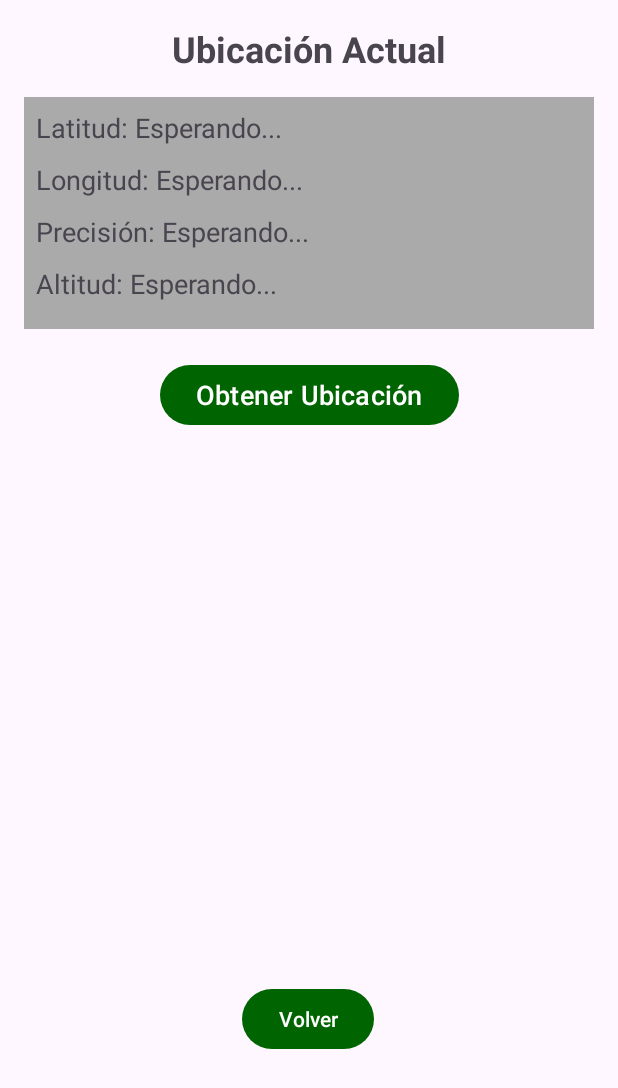
After one commit to Albertlp93/ProjectGame, an Android app: the UserDataPag screen opened directly, with no data from a screen before it, on a phone screen of 412 x 824 dp. The commit adds this screen. Shown: the top 1088 px of the screen. Run offline under Robolectric (Android 15) with nearby library versions, the phone set to English and light mode, and no system bars.

Commit message:
Ubicacion - layouts y logica

```diff
--- a/app/src/main/AndroidManifest.xml
+++ b/app/src/main/AndroidManifest.xml
@@ -53,6 +53,9 @@
             android:name=".HistoricalPag"
             android:exported="false" />
         <activity
+            android:name=".UserDataPag"
+            android:exported="false" />
+        <activity
             android:name=".gamePag"
             android:exported="false" />
 
--- a/app/src/main/java/com/projectgame/projectgame/GameActivity.java
+++ b/app/src/main/java/com/projectgame/projectgame/GameActivity.java
@@ -4,7 +4,7 @@ import android.content.Intent;
 import android.net.Uri;
 import android.os.Bundle;
 
-import androidx.activity.EdgeToEdge;
+//import androidx.activity.EdgeToEdge;
 import androidx.appcompat.app.AppCompatActivity;
 import androidx.core.graphics.Insets;
 import androidx.core.view.ViewCompat;
--- a/app/src/main/java/com/projectgame/projectgame/HistoricalPag.java
+++ b/app/src/main/java/com/projectgame/projectgame/HistoricalPag.java
@@ -28,6 +28,7 @@ public class HistoricalPag extends AppCompatActivity {
         //INICIALIZACIONES
         dbHelper = new BaseDeDatosHelper(this);
         int puntuacion = getIntent().getIntExtra("puntuacion", 0);
+
         //INICIALIZAR BOTONES
         Button buttonVolver = findViewById(R.id.buttonVolver);
 
--- /dev/null
+++ b/app/src/main/java/com/projectgame/projectgame/UserDataPag.java
@@ -0,0 +1,154 @@
+package com.projectgame.projectgame;
+
+import android.Manifest;
+import android.annotation.SuppressLint;
+import android.content.Intent;
+import android.content.pm.PackageManager;
+import android.location.Location;
+import android.os.Bundle;
+import android.widget.Button;
+import android.widget.TextView;
+import android.widget.Toast;
+import androidx.annotation.NonNull;
+import androidx.appcompat.app.AppCompatActivity;
+import androidx.core.app.ActivityCompat;
+import com.google.android.gms.location.FusedLocationProviderClient;
+import com.google.android.gms.location.LocationCallback;
+import com.google.android.gms.location.LocationRequest;
+import com.google.android.gms.location.LocationResult;
+import com.google.android.gms.location.LocationServices;
+
+public class UserDataPag extends AppCompatActivity {
+
+    //ATRIBUTOS
+    private Button buttonVolver, btnObtenerUbicacion;
+    private TextView latitudText, longitudText, precisionText, altitudText;
+    private String nombreUsuario;
+    private FusedLocationProviderClient fusedLocationProviderClient;  //Ubicacion del cliente
+    private static final int LOCATION_PERMISSION_REQUEST_CODE = 1001; //Solicitud de permisos
+
+    @Override
+    protected void onCreate(Bundle savedInstanceState) {
+        super.onCreate(savedInstanceState);
+
+        // LAYOUT
+        setContentView(R.layout.activity_userdata_pag);
+
+        //INICIALIZAR BOTONES
+        buttonVolver = findViewById(R.id.buttonVolver);
+        btnObtenerUbicacion = findViewById(R.id.btnObtenerUbicacion);
+
+        //INICIALIZAR CAMPOS
+        latitudText = findViewById(R.id.latitudText);
+        longitudText = findViewById(R.id.longitudText);
+        precisionText = findViewById(R.id.precisionText);
+        altitudText = findViewById(R.id.altitudText);
+
+        //OBTENER - Nombre Usuario
+        nombreUsuario = getIntent().getStringExtra("nombreUsuario");
+
+        // Inicializar el cliente de ubicación
+        fusedLocationProviderClient = LocationServices.getFusedLocationProviderClient(this);
+
+        //BOTON - VOLVER
+        buttonVolver.setOnClickListener(v -> {
+            Intent intent = new Intent(UserDataPag.this, ThirdPag.class);
+            intent.putExtra("nombreUsuario", nombreUsuario);
+            startActivity(intent);
+            finish();
+        });
+
+        //BOTON - OBTENER UBICACION
+        btnObtenerUbicacion.setOnClickListener(v -> obtenerUbicacion());
+    }
+
+    //METODO - OBTENER UBICACION
+    private void obtenerUbicacion() {
+
+        //Verificar permisos
+        if (ActivityCompat.checkSelfPermission(this, Manifest.permission.ACCESS_FINE_LOCATION) != PackageManager.PERMISSION_GRANTED &&
+                ActivityCompat.checkSelfPermission(this, Manifest.permission.ACCESS_COARSE_LOCATION) != PackageManager.PERMISSION_GRANTED) {
+
+            //Solicitar permisos
+            ActivityCompat.requestPermissions(this,
+                    new String[]{Manifest.permission.ACCESS_FINE_LOCATION, Manifest.permission.ACCESS_COARSE_LOCATION},
+                    LOCATION_PERMISSION_REQUEST_CODE);
+            return;
+        }
+
+        //Obtener la última ubicación conocida
+        fusedLocationProviderClient.getLastLocation().addOnSuccessListener(this, location -> {
+            if (location != null) {
+                actualizarUIConUbicacion(location);
+            }
+            else { //Si no hay última ubicación, realiza una solicitud activa
+                solicitarNuevaUbicacion();
+            }
+        }).addOnFailureListener(e -> {
+            Toast.makeText(this, "No se pudo obtener la ubicación", Toast.LENGTH_SHORT).show();
+        });
+    }
+
+    //METODO - OBTENER NUEVA UBICACION
+    private void solicitarNuevaUbicacion() {
+        //Verificar permisos
+        if (ActivityCompat.checkSelfPermission(this, Manifest.permission.ACCESS_FINE_LOCATION) != PackageManager.PERMISSION_GRANTED &&
+                ActivityCompat.checkSelfPermission(this, Manifest.permission.ACCESS_COARSE_LOCATION) != PackageManager.PERMISSION_GRANTED) {
+
+            //Si los permisos no han sido otorgados, solicita los permisos necesarios
+            ActivityCompat.requestPermissions(this,
+                    new String[]{Manifest.permission.ACCESS_FINE_LOCATION, Manifest.permission.ACCESS_COARSE_LOCATION},
+                    LOCATION_PERMISSION_REQUEST_CODE);
+            return;
+        }
+
+        //Crear solicitud de ubicación
+        LocationRequest locationRequest = LocationRequest.create()
+                .setPriority(LocationRequest.PRIORITY_HIGH_ACCURACY)
+                .setInterval(10000)
+                .setFastestInterval(5000);
+
+        //Actualizaciones de ubicación
+        fusedLocationProviderClient.requestLocationUpdates(locationRequest, new LocationCallback() {
+            @Override
+            public void onLocationResult(@NonNull LocationResult locationResult) {
+                Location location = locationResult.getLastLocation();
+                if (location != null) {
+                    actualizarUIConUbicacion(location);
+                    fusedLocationProviderClient.removeLocationUpdates(this); // Detener actualizaciones
+                }
+                else {
+                    Toast.makeText(UserDataPag.this, "No se pudo obtener la ubicación activa", Toast.LENGTH_SHORT).show();
+                }
+            }
+        }, getMainLooper());
+    }
+
+    @SuppressLint("SetTextI18n")
+    private void actualizarUIConUbicacion(Location location) {
+        latitudText.setText("Latitud: " + location.getLatitude());
+        longitudText.setText("Longitud: " + location.getLongitude());
+        precisionText.setText("Precisión: " + location.getAccuracy() + " metros");
+        altitudText.setText("Altitud: " + location.getAltitude() + " metros");
+
+        //Guardar ubicación en la base de datos
+        BaseDeDatosHelper dbHelper = new BaseDeDatosHelper(this);
+        dbHelper.insertarUbicacion(location.getLatitude(), location.getLongitude(), obtenerIdUsuario(nombreUsuario));
+    }
+
+    @Override
+    public void onRequestPermissionsResult(int requestCode, @NonNull String[] permissions, @NonNull int[] grantResults) {
+        super.onRequestPermissionsResult(requestCode, permissions, grantResults);
+        if (requestCode == LOCATION_PERMISSION_REQUEST_CODE) {
+            if (grantResults.length > 0 && grantResults[0] == PackageManager.PERMISSION_GRANTED) {
+                obtenerUbicacion();
+            } else {
+                Toast.makeText(this, "Permiso de ubicación denegado", Toast.LENGTH_SHORT).show();
+            }
+        }
+    }
+
+    private int obtenerIdUsuario(String nombreUsuario) {
+        return 1;
+    }
+}
--- /dev/null
+++ b/app/src/main/res/layout/activity_userdata_pag.xml
@@ -0,0 +1,97 @@
+<?xml version="1.0" encoding="utf-8"?>
+<androidx.constraintlayout.widget.ConstraintLayout
+    xmlns:android="http://schemas.android.com/apk/res/android"
+    xmlns:app="http://schemas.android.com/apk/res-auto"
+    android:layout_width="match_parent"
+    android:layout_height="match_parent"
+    android:padding="16dp">
+
+    <!-- Título de la pantalla -->
+    <TextView
+        android:id="@+id/ubicacionTitle"
+        android:layout_width="wrap_content"
+        android:layout_height="wrap_content"
+        android:text="Ubicación Actual"
+        android:textSize="24sp"
+        android:textStyle="bold"
+        android:gravity="center"
+        app:layout_constraintTop_toTopOf="parent"
+        app:layout_constraintStart_toStartOf="parent"
+        app:layout_constraintEnd_toEndOf="parent"
+        app:layout_constraintBottom_toTopOf="@id/infoLinearLayout" />
+
+    <!-- LinearLayout para latitud, longitud, precisión y altitud -->
+    <LinearLayout
+        android:id="@+id/infoLinearLayout"
+        android:layout_width="0dp"
+        android:layout_height="wrap_content"
+        android:orientation="vertical"
+        android:padding="8dp"
+        android:background="@android:color/darker_gray"
+        android:layout_marginTop="16dp"
+        app:layout_constraintTop_toBottomOf="@id/ubicacionTitle"
+        app:layout_constraintStart_toStartOf="parent"
+        app:layout_constraintEnd_toEndOf="parent">
+
+        <!-- Mostrar la Latitud -->
+        <TextView
+            android:id="@+id/latitudText"
+            android:layout_width="wrap_content"
+            android:layout_height="wrap_content"
+            android:text="Latitud: Esperando..."
+            android:textSize="18sp"
+            android:layout_marginBottom="10dp" />
+
+        <!-- Mostrar la Longitud -->
+        <TextView
+            android:id="@+id/longitudText"
+            android:layout_width="wrap_content"
+            android:layout_height="wrap_content"
+            android:text="Longitud: Esperando..."
+            android:textSize="18sp"
+            android:layout_marginBottom="10dp" />
+
+        <!-- Mostrar la Precisión -->
+        <TextView
+            android:id="@+id/precisionText"
+            android:layout_width="wrap_content"
+            android:layout_height="wrap_content"
+            android:text="Precisión: Esperando..."
+            android:textSize="18sp"
+            android:layout_marginBottom="10dp" />
+
+        <!-- Mostrar la Altitud -->
+        <TextView
+            android:id="@+id/altitudText"
+            android:layout_width="wrap_content"
+            android:layout_height="wrap_content"
+            android:text="Altitud: Esperando..."
+            android:textSize="18sp"
+            android:layout_marginBottom="10dp" />
+    </LinearLayout>
+
+    <!-- Botón para obtener la ubicación -->
+    <Button
+        android:id="@+id/btnObtenerUbicacion"
+        android:layout_width="wrap_content"
+        android:layout_height="wrap_content"
+        android:text="Obtener Ubicación"
+        android:textSize="18sp"
+        android:layout_marginTop="20dp"
+        app:layout_constraintTop_toBottomOf="@id/infoLinearLayout"
+        app:layout_constraintStart_toStartOf="parent"
+        app:layout_constraintEnd_toEndOf="parent" />
+
+    <!-- Botón para volver a ThirdPag -->
+    <Button
+        android:id="@+id/buttonVolver"
+        android:layout_width="wrap_content"
+        android:layout_height="wrap_content"
+        android:layout_marginTop="368dp"
+        android:text="@string/btn_regresar"
+        app:layout_constraintEnd_toEndOf="parent"
+        app:layout_constraintHorizontal_bias="0.498"
+        app:layout_constraintStart_toStartOf="parent"
+        app:layout_constraintTop_toBottomOf="@id/btnObtenerUbicacion" />
+
+</androidx.constraintlayout.widget.ConstraintLayout>
```
Also changed, not shown: app/build.gradle.kts (+8 -4 lines), app/src/main/java/com/projectgame/projectgame/BaseDeDatosHelper.java (+5 -4 lines), app/src/main/java/com/projectgame/projectgame/ThirdPag.java (+12 -0 lines), app/src/main/res/layout/activity_third_pag.xml (+11 -0 lines), app/src/main/res/values/strings.xml (+4 -3 lines).
